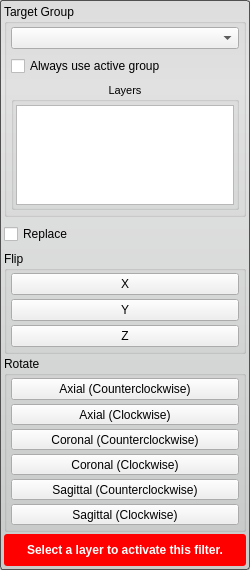
The window that Interface/ToolInterface/FlipToolInterface.ui (jessdtate/Seg3D) describes before a commit, drawn with Qt 5.
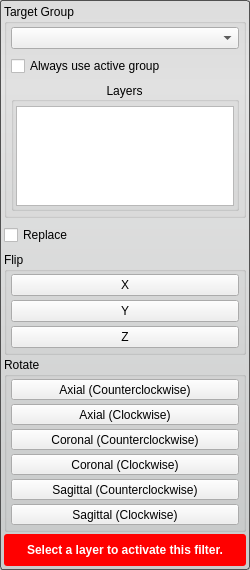
The same window after the commit.

```diff
--- a/Interface/ToolInterface/FlipToolInterface.ui
+++ b/Interface/ToolInterface/FlipToolInterface.ui
@@ -133,11 +133,6 @@
       </item>
       <item>
        <widget class="QGroupBox" name="groupBox">
-        <property name="font">
-         <font>
-          <pointsize>8</pointsize>
-         </font>
-        </property>
         <property name="title">
          <string>Layers</string>
         </property>
```
